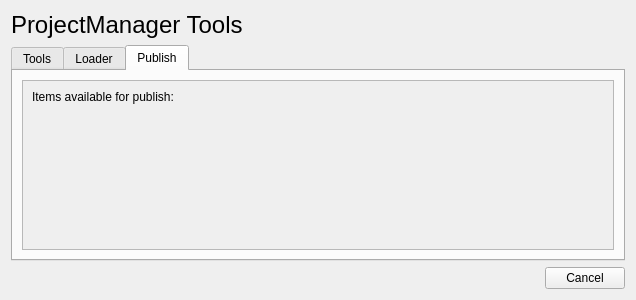
First picture: the form in UI/projectmanagertools.ui, repository ericandrsson/projManager, before the edit.
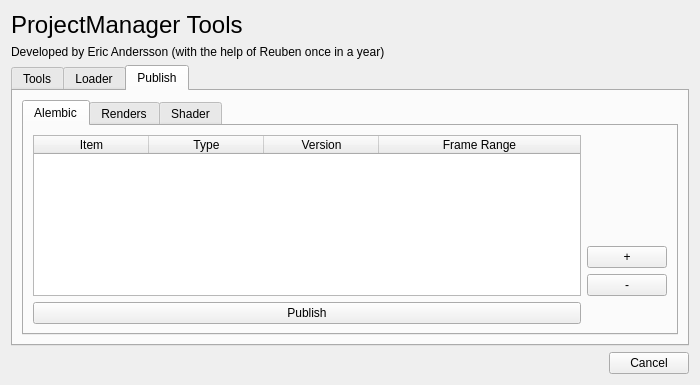
Second picture: the form after the edit. The open tabs and pages were chosen to show the change.

```diff
--- a/UI/projectmanagertools.ui
+++ b/UI/projectmanagertools.ui
@@ -6,8 +6,8 @@
    <rect>
     <x>0</x>
     <y>0</y>
-    <width>636</width>
-    <height>300</height>
+    <width>700</width>
+    <height>385</height>
    </rect>
   </property>
   <property name="sizePolicy">
@@ -18,8 +18,8 @@
   </property>
   <property name="minimumSize">
    <size>
-    <width>630</width>
-    <height>300</height>
+    <width>700</width>
+    <height>385</height>
    </size>
   </property>
   <property name="baseSize">
@@ -35,19 +35,7 @@
    <property name="sizeConstraint">
     <enum>QLayout::SetDefaultConstraint</enum>
    </property>
-   <item row="0" column="0">
-    <widget class="QLabel" name="label">
-     <property name="font">
-      <font>
-       <pointsize>18</pointsize>
-      </font>
-     </property>
-     <property name="text">
-      <string>ProjectManager Tools</string>
-     </property>
-    </widget>
-   </item>
-   <item row="2" column="0">
+   <item row="4" column="0">
     <layout class="QHBoxLayout" name="horizontalLayout_3">
      <item>
       <spacer name="horizontalSpacer">
@@ -72,6 +60,13 @@
     </layout>
    </item>
    <item row="1" column="0">
+    <widget class="QLabel" name="label_2">
+     <property name="text">
+      <string>Developed by Eric Andersson (with the help of Reuben once in a year)</string>
+     </property>
+    </widget>
+   </item>
+   <item row="3" column="0">
     <layout class="QVBoxLayout" name="verticalLayout_3" stretch="0">
      <property name="spacing">
       <number>3</number>
@@ -79,7 +74,7 @@
      <item>
       <widget class="QTabWidget" name="tabWidget">
        <property name="currentIndex">
-        <number>1</number>
+        <number>2</number>
        </property>
        <widget class="QWidget" name="tools_tab">
         <attribute name="title">
@@ -114,9 +109,9 @@
           </widget>
          </item>
          <item>
-          <widget class="QPushButton" name="meta">
+          <widget class="QPushButton" name="syncFrameRange_btn">
            <property name="text">
-            <string>+MetaData</string>
+            <string>Sync Frame Range</string>
            </property>
           </widget>
          </item>
@@ -130,7 +125,7 @@
          <item row="1" column="0">
           <widget class="QPushButton" name="loaditem_btn">
            <property name="text">
-            <string>Load Item</string>
+            <string>Load</string>
            </property>
           </widget>
          </item>
@@ -217,7 +212,7 @@
            </column>
            <column>
             <property name="text">
-             <string>Date</string>
+             <string>Publish Date</string>
             </property>
            </column>
           </widget>
@@ -230,32 +225,170 @@
         </attribute>
         <layout class="QVBoxLayout" name="verticalLayout">
          <item>
-          <widget class="QScrollArea" name="scrollArea">
-           <property name="widgetResizable">
+          <widget class="QTabWidget" name="publishType_tab">
+           <property name="enabled">
             <bool>true</bool>
            </property>
-           <widget class="QWidget" name="scrollAreaWidgetContents_4">
-            <property name="geometry">
-             <rect>
-              <x>0</x>
-              <y>0</y>
-              <width>592</width>
-              <height>148</height>
-             </rect>
-            </property>
-            <layout class="QVBoxLayout" name="verticalLayout_6">
-             <item>
-              <widget class="QLabel" name="label_2">
+           <property name="currentIndex">
+            <number>1</number>
+           </property>
+           <widget class="QWidget" name="alembic_tab">
+            <attribute name="title">
+             <string>Alembic</string>
+            </attribute>
+            <layout class="QGridLayout" name="gridLayout_3">
+             <item row="0" column="0">
+              <widget class="QTableWidget" name="alembicPublish_TableWidget">
+               <property name="verticalScrollBarPolicy">
+                <enum>Qt::ScrollBarAsNeeded</enum>
+               </property>
+               <property name="horizontalScrollBarPolicy">
+                <enum>Qt::ScrollBarAlwaysOff</enum>
+               </property>
+               <property name="sizeAdjustPolicy">
+                <enum>QAbstractScrollArea::AdjustToContents</enum>
+               </property>
+               <property name="editTriggers">
+                <set>QAbstractItemView::NoEditTriggers</set>
+               </property>
+               <property name="selectionMode">
+                <enum>QAbstractItemView::SingleSelection</enum>
+               </property>
+               <property name="selectionBehavior">
+                <enum>QAbstractItemView::SelectRows</enum>
+               </property>
+               <attribute name="horizontalHeaderCascadingSectionResizes">
+                <bool>false</bool>
+               </attribute>
+               <attribute name="horizontalHeaderDefaultSectionSize">
+                <number>115</number>
+               </attribute>
+               <attribute name="horizontalHeaderShowSortIndicator" stdset="0">
+                <bool>false</bool>
+               </attribute>
+               <attribute name="horizontalHeaderStretchLastSection">
+                <bool>true</bool>
+               </attribute>
+               <attribute name="verticalHeaderVisible">
+                <bool>false</bool>
+               </attribute>
+               <column>
+                <property name="text">
+                 <string>Item</string>
+                </property>
+               </column>
+               <column>
+                <property name="text">
+                 <string>Type</string>
+                </property>
+               </column>
+               <column>
+                <property name="text">
+                 <string>Version</string>
+                </property>
+               </column>
+               <column>
+                <property name="text">
+                 <string>Frame Range</string>
+                </property>
+               </column>
+              </widget>
+             </item>
+             <item row="0" column="1">
+              <layout class="QVBoxLayout" name="verticalLayout_5">
+               <item>
+                <spacer name="verticalSpacer_2">
+                 <property name="orientation">
+                  <enum>Qt::Vertical</enum>
+                 </property>
+                 <property name="sizeHint" stdset="0">
+                  <size>
+                   <width>20</width>
+                   <height>40</height>
+                  </size>
+                 </property>
+                </spacer>
+               </item>
+               <item>
+                <widget class="QPushButton" name="plusMeta_btn">
+                 <property name="text">
+                  <string>+</string>
+                 </property>
+                </widget>
+               </item>
+               <item>
+                <widget class="QPushButton" name="minusMeta_btn">
+                 <property name="text">
+                  <string>-</string>
+                 </property>
+                </widget>
+               </item>
+              </layout>
+             </item>
+             <item row="1" column="0">
+              <widget class="QPushButton" name="publishAlembic_btn">
                <property name="text">
-                <string>Items available for publish:</string>
+                <string>Publish</string>
                </property>
-               <property name="alignment">
-                <set>Qt::AlignLeading|Qt::AlignLeft|Qt::AlignTop</set>
+              </widget>
+             </item>
+            </layout>
+           </widget>
+           <widget class="QWidget" name="render_tab">
+            <attribute name="title">
+             <string>Renders</string>
+            </attribute>
+            <layout class="QGridLayout" name="gridLayout_4">
+             <item row="0" column="0">
+              <widget class="QTableWidget" name="rendersPublish_TableWidget">
+               <property name="editTriggers">
+                <set>QAbstractItemView::NoEditTriggers</set>
                </property>
+               <property name="selectionBehavior">
+                <enum>QAbstractItemView::SelectRows</enum>
+               </property>
+               <attribute name="horizontalHeaderDefaultSectionSize">
+                <number>150</number>
+               </attribute>
+               <attribute name="horizontalHeaderStretchLastSection">
+                <bool>true</bool>
+               </attribute>
+               <column>
+                <property name="text">
+                 <string>Render Layer</string>
+                </property>
+               </column>
+               <column>
+                <property name="text">
+                 <string>Task</string>
+                </property>
+               </column>
+               <column>
+                <property name="text">
+                 <string>Version</string>
+                </property>
+               </column>
+               <column>
+                <property name="text">
+                 <string>Frame Range</string>
+                </property>
+               </column>
               </widget>
              </item>
+             <item row="1" column="0">
+              <widget class="QPushButton" name="publishRender_btn">
+               <property name="text">
+                <string>Publish</string>
+               </property>
+              </widget>
+             </item>
             </layout>
            </widget>
+           <widget class="QWidget" name="shader_tab">
+            <attribute name="title">
+             <string>Shader</string>
+            </attribute>
+           </widget>
           </widget>
          </item>
         </layout>
@@ -264,6 +397,18 @@
      </item>
     </layout>
    </item>
+   <item row="0" column="0">
+    <widget class="QLabel" name="label">
+     <property name="font">
+      <font>
+       <pointsize>18</pointsize>
+      </font>
+     </property>
+     <property name="text">
+      <string>ProjectManager Tools</string>
+     </property>
+    </widget>
+   </item>
   </layout>
  </widget>
  <resources/>
```
